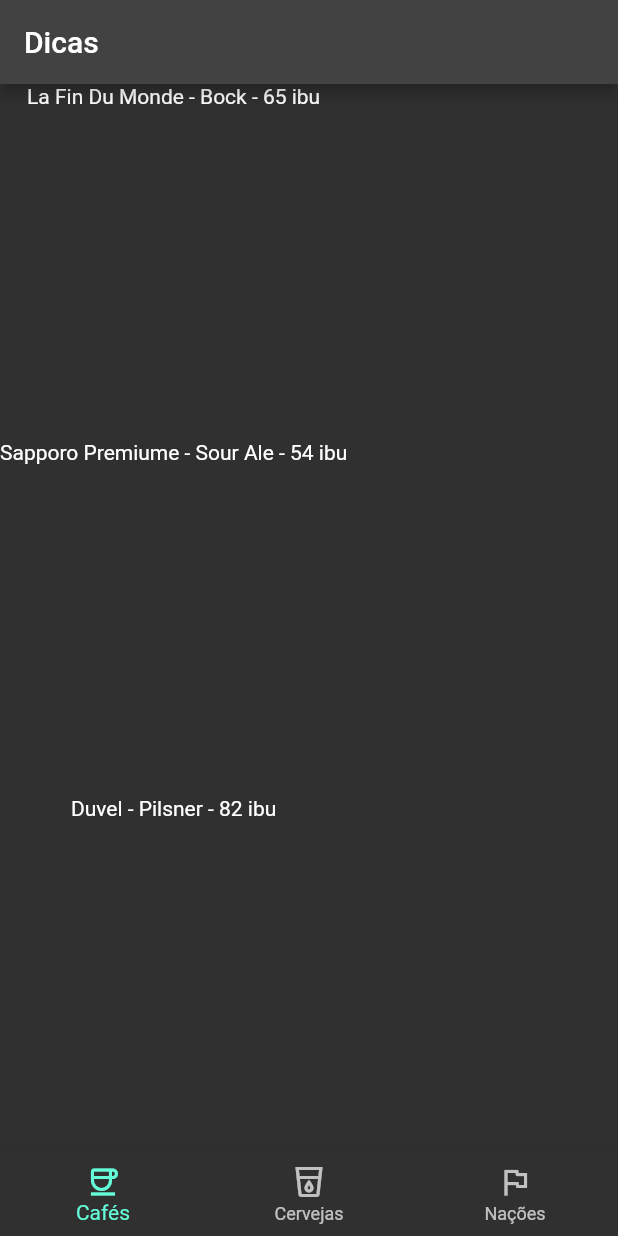
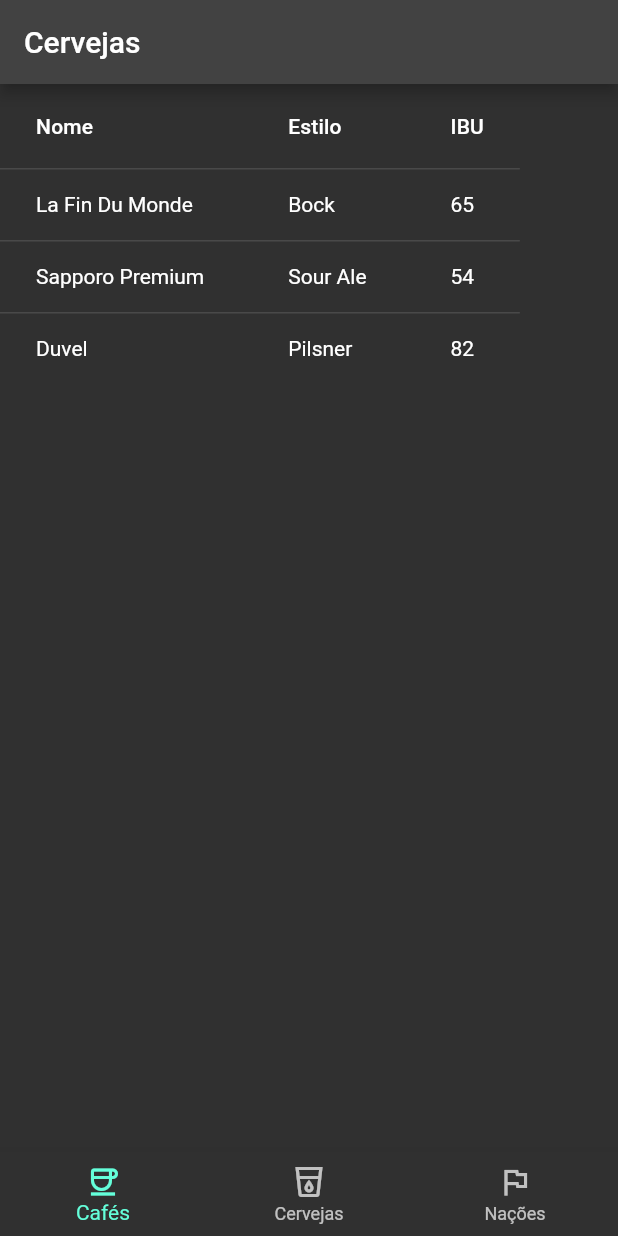
Before and after one commit to tallysdev/learning-Dart, a Flutter app: the screen it shows after launch, on a phone screen of 412 x 824 dp. Run offline on Flutter 3.47's test engine with Material 2 defaults, Android fonts, the phone set to English and light mode, and no system bars.

Commit message:
:sparkles:feat: Creating beer table

```diff
--- a/Listas/lista2/lib/main.dart
+++ b/Listas/lista2/lib/main.dart
@@ -4,18 +4,19 @@
   MaterialApp app = MaterialApp(
       theme: ThemeData.dark(),
       home: Scaffold(
-        appBar: AppBar(title: const Text("Dicas")),
-        body: Column(children: const [
-          Expanded(
-            child: Text("La Fin Du Monde - Bock - 65 ibu"),
-          ),
-          Expanded(
-            child: Text("Sapporo Premiume - Sour Ale - 54 ibu"),
-          ),
-          Expanded(
-            child: Text("Duvel - Pilsner - 82 ibu"),
-          )
-        ]),
+        appBar: AppBar(title: const Text("Cervejas")),
+        body: DataTable(
+          columns: const[
+            DataColumn(label: Text("Nome")),
+            DataColumn(label: Text("Estilo")),
+            DataColumn(label: Text("IBU"))
+          ],
+          rows: const[
+            DataRow(cells: [DataCell(Text("La Fin Du Monde")), DataCell(Text("Bock")), DataCell(Text("65"))]),
+            DataRow(cells: [DataCell(Text("Sapporo Premium")), DataCell(Text("Sour Ale")), DataCell(Text("54"))]),
+            DataRow(cells: [DataCell(Text("Duvel")), DataCell(Text("Pilsner")), DataCell(Text("82"))])
+          ],
+        ),
         bottomNavigationBar: BottomNavigationBar(items: const [
           BottomNavigationBarItem(
             label: "Cafés",
@@ -30,3 +31,7 @@
 
   runApp(app);
 }
+
+// Faça um novo aplicativo. Pode copiar e colar o app dessa receita para começar. Substitua title do AppBar por um texto com o string "Cervejas". Em seguida, substitua o body do Scaffold por uma tabela, essa tabela pode ser construída através do widget DataTable. Os cabeçalhos das colunas da tabela devem ter os rótulos "Nome", "Estilo" e "IBU".  Preencha a tabela com 3 linhas. A linha 1 deve ter os valores La Fin Du Monde, Bock e 65. A linha 2 deve ter os valores Sapporo Premium, Sour Ale e 54. E a linha 3 deve ter os valores Duvel, Pilsner e 82.
+
+// Tente acrescentar diversas outras linhas (invente os dados). O que acontece quando as informações não cabem mais na tela? Que tal fazer com que se possa deslizar pelos dados da tabela através do mouse ou de gesto com o dedo? É bem mais fácil do que parece e tem tudo a vem com a moral dessa receita. Ache uma caixa que saiba implementar essa funcionalidade (isso se chava scroll) e fabrique essa caixa colocando seu DataTable dentro dela. E só.
```
